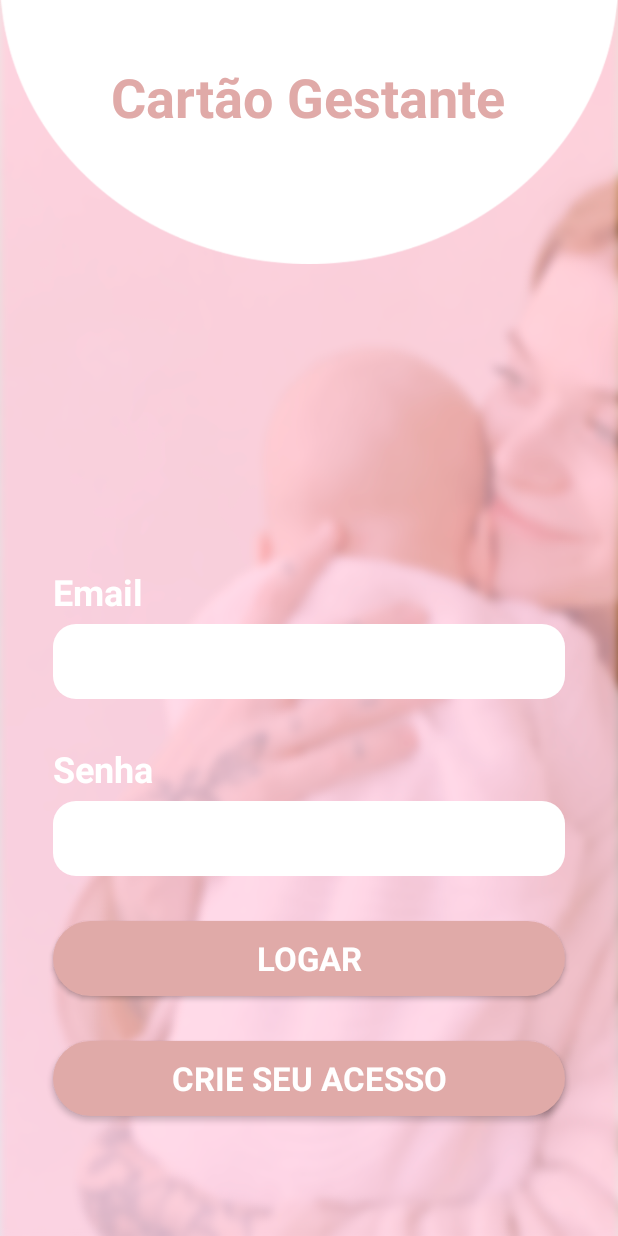
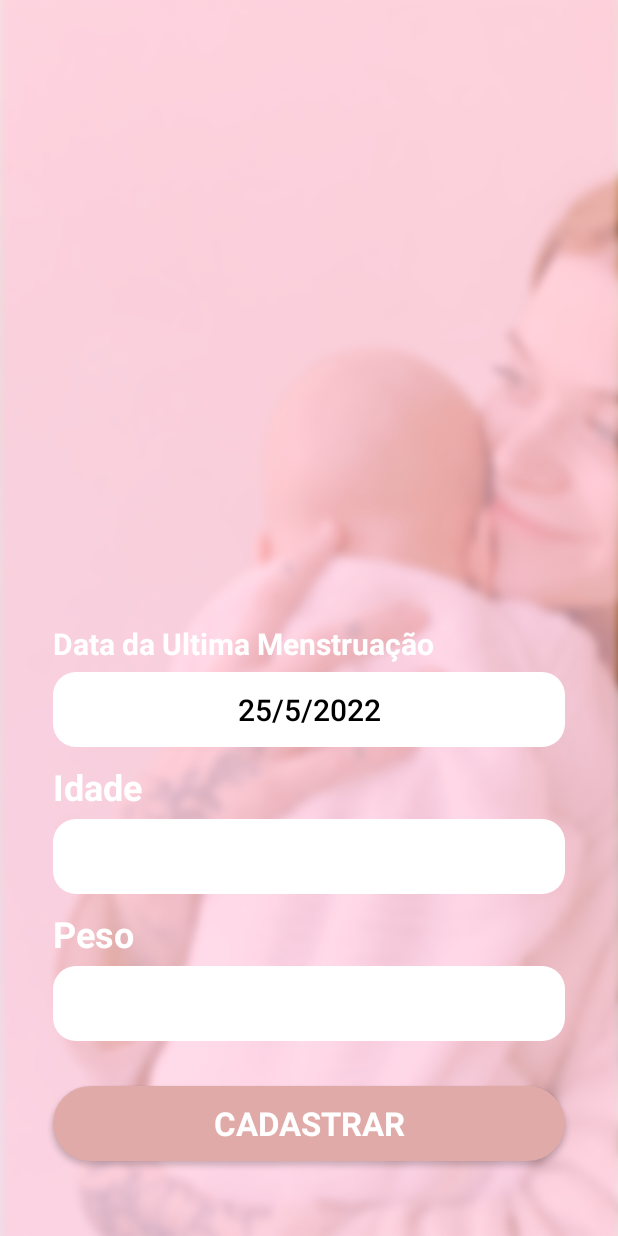
Before and after one commit to JoaoTapara/App_CGD, an Android app: the screen it shows after launch (Tela_Login before the commit, Tela_Cadastro_login_tela3 after it), on a phone screen of 412 x 824 dp. Run offline under Robolectric (Android 15) with nearby library versions, the phone set to English and light mode, and no system bars; our stand-ins replace Firebase (no records; nobody signed in at launch, a user with empty details on screens opened directly); libraries missing offline, so code that uses them is left out: com.google.gson.internal; Roboto replaces fonts that are not available here.

Commit message:
Date Picker

```diff
--- a/app/src/main/AndroidManifest.xml
+++ b/app/src/main/AndroidManifest.xml
@@ -24,7 +24,7 @@
             android:name=".Tela_Cadastro_login_tela2"
             android:exported="false" />
         <activity
-            android:name=".Tela_Cadastro_login_tela3"
+            android:name=".Tela_Login"
             android:exported="false" />
         <activity
             android:name=".Tela_Principal"
@@ -32,7 +32,7 @@
 
 
         <activity
-            android:name=".Tela_Login"
+            android:name=".Tela_Cadastro_login_tela3"
             android:exported="true" >
 
             <intent-filter>
--- a/app/src/main/java/com/example/app_cgd/DTO/DadosUsuarios.java
+++ b/app/src/main/java/com/example/app_cgd/DTO/DadosUsuarios.java
@@ -11,6 +11,7 @@ public class DadosUsuarios {
     public static String cpf;
     public static String resposta;
     public static String dum;
+    public static String dpp;
     public static String idade;
     public static String peso;
 }
--- a/app/src/main/java/com/example/app_cgd/Tela_Cadastro_login_tela3.java
+++ b/app/src/main/java/com/example/app_cgd/Tela_Cadastro_login_tela3.java
@@ -1,10 +1,13 @@
 package com.example.app_cgd;
 
+import android.app.AlertDialog;
+import android.app.DatePickerDialog;
 import android.content.Intent;
 import android.graphics.Color;
 import android.os.Bundle;
 import android.view.View;
 import android.widget.Button;
+import android.widget.DatePicker;
 import android.widget.EditText;
 
 import androidx.annotation.NonNull;
@@ -23,6 +26,7 @@ import com.google.firebase.auth.FirebaseAuthWeakPasswordException;
 import com.google.firebase.database.FirebaseDatabase;
 import com.google.gson.internal.bind.DateTypeAdapter;
 
+import java.util.Calendar;
 import java.util.HashMap;
 import java.util.Map;
 
@@ -33,10 +37,12 @@ public class Tela_Cadastro_login_tela3 extends AppCompatActivity {
 
     private Usuario u;
 
-    private EditText edt_dum, edt_idade, edt_peso;
-    private Button btn_cadastrar;
+    private EditText  edt_idade, edt_peso;
+    private Button btn_cadastrar, dpk_dum;
 
     private String[] mensagens = {"Preencha todos os campos","Cadastro feito com sucesso","Deu Bosta"};
+
+    private DatePickerDialog datePickerDialog;
 
     String usuarioID;
 
@@ -48,7 +54,18 @@ public class Tela_Cadastro_login_tela3 extends AppCompatActivity {
         super.onCreate(savedInstanceState);
         setContentView(R.layout.activity_tela_cadastro_login_tela3);
 
+        initDatePiker();
         IniciarComponente();
+        dpk_dum.setText(getTodaysDate());
+
+        dpk_dum.setOnClickListener(new View.OnClickListener() {
+            @Override
+            public void onClick(View v) {
+
+                openDatePiker(v);
+
+            }
+        });
 
         btn_cadastrar.setOnClickListener(new View.OnClickListener() {
             @Override
@@ -63,17 +80,19 @@ public class Tela_Cadastro_login_tela3 extends AppCompatActivity {
     private void RecuperaDados(View v) {
 
 
-        String dum = edt_dum.getText().toString();
+        String dum = dpk_dum.getText().toString();
         String idade = edt_idade.getText().toString();
         String peso = edt_peso.getText().toString();
+
         DadosUsuarios.dum = dum;
         DadosUsuarios.idade = idade;
         DadosUsuarios.peso = peso;
 
         u = new Usuario();
-        u.setDum(edt_dum.getText().toString());
+        u.setDum(dpk_dum.getText().toString());
         u.setIdade(edt_idade.getText().toString());
         u.setPeso(edt_peso.getText().toString());
+
 
 
         if(u.getDum().isEmpty() || u.getIdade().isEmpty() || u.getPeso().isEmpty()){
@@ -141,11 +160,62 @@ public class Tela_Cadastro_login_tela3 extends AppCompatActivity {
 
     private void IniciarComponente(){
 
-        edt_dum = findViewById(R.id.edt_dum);
+
+        dpk_dum = findViewById(R.id.dpk_dum);
+
         edt_idade = findViewById(R.id.edt_idade);
         edt_peso = findViewById(R.id.edt_peso);
         btn_cadastrar = findViewById(R.id.btn_cadastrar);
         mAuth = FirebaseAuth.getInstance();
+
+
+    }
+
+    private String getTodaysDate(){
+
+        Calendar cal = Calendar.getInstance();
+        int year = cal.get(Calendar.YEAR);
+        int month = cal.get(Calendar.MONTH);
+        month = month + 1;
+        int day = cal.get(Calendar.DAY_OF_MONTH);
+        return makeDateString(day, month, year);
+
+    }
+
+    private void initDatePiker() {
+
+        DatePickerDialog.OnDateSetListener dateSetListener = new DatePickerDialog.OnDateSetListener() {
+            @Override
+            public void onDateSet(DatePicker view, int year, int month, int day) {
+
+                month = month+1;
+                String date = makeDateString(day, month, year);
+                dpk_dum.setText(date);
+            }
+        };
+
+        Calendar cal = Calendar.getInstance();
+        int year = cal.get(Calendar.YEAR);
+        int month = cal.get(Calendar.MONTH);
+        int day = cal.get(Calendar.DAY_OF_MONTH);
+
+        int style = AlertDialog.THEME_DEVICE_DEFAULT_DARK;
+
+        datePickerDialog = new DatePickerDialog(this, style, dateSetListener, year, month, day);
+        datePickerDialog.getDatePicker().setMaxDate(System.currentTimeMillis());
+
+    }
+
+    private String makeDateString(int day, int month, int year) {
+
+        return day + "/" + month + "/" + year;
+
+    }
+
+    private void openDatePiker(View v) {
+
+        datePickerDialog.show();
+
     }
 
     private void Logar(){
--- a/app/src/main/java/com/example/app_cgd/Tela_Login.java
+++ b/app/src/main/java/com/example/app_cgd/Tela_Login.java
@@ -121,4 +121,5 @@ public class Tela_Login extends AppCompatActivity {
 //            startActivity(new Intent(getApplicationContext(), Tela_Principal.class));
 //        }
 //    }
+
 }
--- a/app/src/main/res/layout/activity_tela_cadastro_login_tela3.xml
+++ b/app/src/main/res/layout/activity_tela_cadastro_login_tela3.xml
@@ -18,19 +18,21 @@
         android:text="Data da Ultima Menstruação"
         android:inputType="date"
         android:textColor="@color/white"
-        android:textSize="24sp"
+        android:textSize="20sp"
         android:textStyle="bold"
-        app:layout_constraintBottom_toTopOf="@+id/edt_dum"
+        app:layout_constraintBottom_toTopOf="@+id/dpk_dum"
         tools:layout_editor_absoluteX="35dp" />
 
-    <androidx.appcompat.widget.AppCompatEditText
-        android:id="@+id/edt_dum"
+    <androidx.appcompat.widget.AppCompatButton
+        android:id="@+id/dpk_dum"
         android:layout_width="match_parent"
         android:layout_height="50dp"
         android:layout_marginLeft="35dp"
         android:layout_marginRight="35dp"
         android:layout_marginBottom="10dp"
         android:background="@drawable/edt_primario"
+        android:textColor="@color/black"
+        android:textSize="20sp"
         android:padding="10dp"
         android:inputType="date"
         app:layout_constraintBottom_toTopOf="@+id/tv_idade" />
@@ -57,6 +59,7 @@
         android:layout_marginRight="35dp"
         android:layout_marginBottom="10dp"
         android:background="@drawable/edt_primario"
+        android:textColor="@color/black"
         android:padding="10dp"
         android:inputType="number"
         app:layout_constraintBottom_toTopOf="@+id/tv_peso" />
@@ -83,6 +86,7 @@
         android:layout_marginRight="35dp"
         android:layout_marginBottom="30dp"
         android:background="@drawable/edt_primario"
+        android:textColor="@color/black"
         android:padding="10dp"
         android:inputType="number"
         app:layout_constraintBottom_toTopOf="@+id/btn_cadastrar" />
--- a/app/src/main/res/layout/activity_tela_login.xml
+++ b/app/src/main/res/layout/activity_tela_login.xml
@@ -56,6 +56,7 @@
             android:background="@drawable/edt_primario"
             android:padding="10dp"
             android:inputType="text"
+            android:textColor="@color/black"
             app:layout_constraintBottom_toTopOf="@+id/tv_senha" />
 
         <androidx.appcompat.widget.AppCompatTextView
@@ -83,6 +84,7 @@
             android:background="@drawable/edt_primario"
             android:padding="10dp"
             android:inputType="textPassword"
+            android:textColor="@color/black"
             app:layout_constraintBottom_toTopOf="@+id/btn_logar" />
 
         <androidx.appcompat.widget.AppCompatButton
--- a/app/src/main/res/values-night/themes.xml
+++ b/app/src/main/res/values-night/themes.xml
@@ -2,15 +2,15 @@
     <!-- Base application theme. -->
     <style name="Theme.App_CGD" parent="Theme.MaterialComponents.DayNight.NoActionBar">
         <!-- Primary brand color. -->
-        <item name="colorPrimary">@color/purple_200</item>
-        <item name="colorPrimaryVariant">#E0AAA8</item>
-        <item name="colorOnPrimary">@color/black</item>
+        <!-- <item name="colorPrimary">@color/purple_200</item> -->
+        <!-- <item name="colorPrimaryVariant">#E0AAA8</item> -->
+        <!-- <item name="colorOnPrimary">@color/black</item> -->
         <!-- Secondary brand color. -->
-        <item name="colorSecondary">@color/teal_200</item>
-        <item name="colorSecondaryVariant">@color/teal_200</item>
-        <item name="colorOnSecondary">@color/black</item>
+        <!-- <item name="colorSecondary">@color/teal_200</item> -->
+        <!-- <item name="colorSecondaryVariant">@color/teal_200</item> -->
+        <!-- <item name="colorOnSecondary">@color/black</item> -->
         <!-- Status bar color. -->
-        <item name="android:statusBarColor" tools:targetApi="l">?attr/colorPrimaryVariant</item>
+        <!-- <item name="android:statusBarColor" tools:targetApi="l">?attr/colorPrimaryVariant</item> -->
         <!-- Customize your theme here. -->
     </style>
 
--- a/app/src/main/res/values/themes.xml
+++ b/app/src/main/res/values/themes.xml
@@ -2,15 +2,15 @@
     <!-- Base application theme. -->
     <style name="Theme.App_CGD" parent="Theme.MaterialComponents.DayNight.NoActionBar">
         <!-- Primary brand color. -->
-        <item name="colorPrimary">@color/purple_500</item>
-        <item name="colorPrimaryVariant">#E0AAA8</item>
-        <item name="colorOnPrimary">@color/white</item>
+        <!-- <item name="colorPrimary">@color/purple_500</item> -->
+        <!-- <item name="colorPrimaryVariant">#E0AAA8</item> -->
+        <!-- <item name="colorOnPrimary">@color/white</item> -->
         <!-- Secondary brand color. -->
-        <item name="colorSecondary">@color/teal_200</item>
-        <item name="colorSecondaryVariant">@color/teal_700</item>
-        <item name="colorOnSecondary">@color/black</item>
+        <!-- <item name="colorSecondary">@color/teal_200</item> -->
+        <!-- <item name="colorSecondaryVariant">@color/teal_700</item> -->
+        <!-- <item name="colorOnSecondary">@color/black</item> -->
         <!-- Status bar color. -->
-        <item name="android:statusBarColor" tools:targetApi="l">?attr/colorPrimaryVariant</item>
+        <!-- <item name="android:statusBarColor" tools:targetApi="l">?attr/colorPrimaryVariant</item> -->
         <!-- Customize your theme here. -->
     </style>
 
```
Also changed, not shown: app/src/main/java/com/example/app_cgd/DTO/Usuario.java (+11 -2 lines), app/src/main/res/layout/activity_tela_principal.xml (+9 -8 lines).
